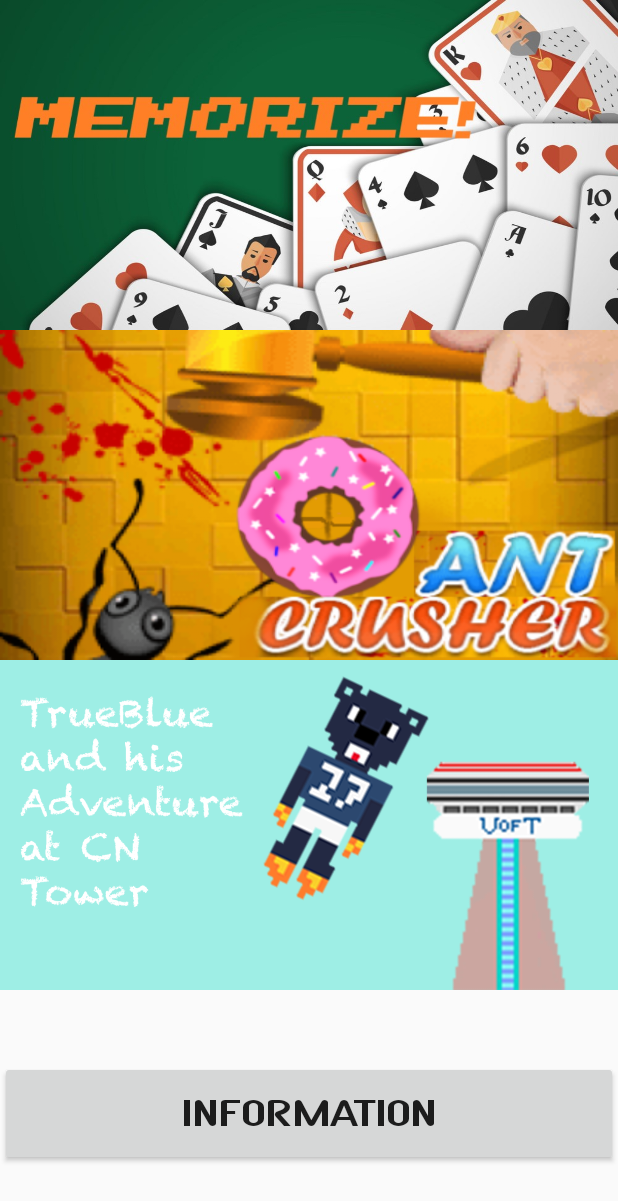
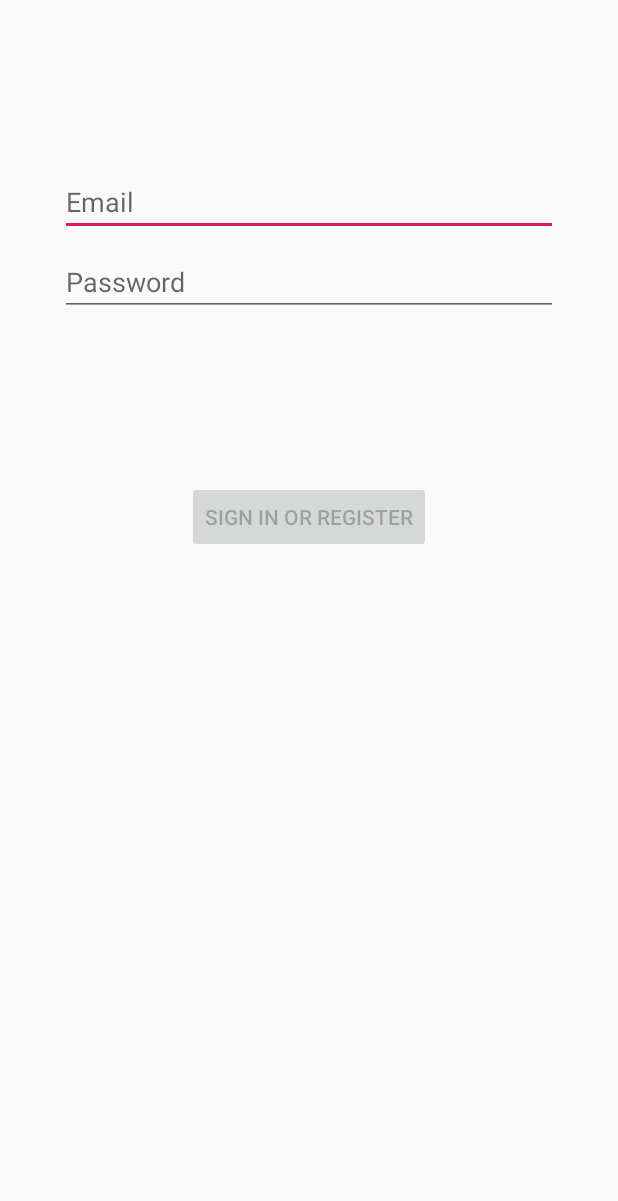
Before and after one commit to DruBhatia/CSC207-final-project, an Android app: the screen it shows after launch (MainActivity), on a phone screen of 412 x 824 dp. Shown: the top 1201 px of the screen. Run offline under Robolectric (Android 15) with nearby library versions, the phone set to English and light mode, and no system bars.

Commit message:
Added the in-built login system available on android studio and connected it to the game home screen activity.

```diff
--- a/phase1/Game/app/build.gradle
+++ b/phase1/Game/app/build.gradle
@@ -24,6 +24,8 @@
     implementation 'androidx.appcompat:appcompat:1.1.0'
     implementation 'androidx.constraintlayout:constraintlayout:1.1.3'
     implementation 'com.google.android.material:material:1.0.0'
+    implementation 'androidx.annotation:annotation:1.0.2'
+    implementation 'androidx.lifecycle:lifecycle-extensions:2.0.0'
     testImplementation 'junit:junit:4.12'
     androidTestImplementation 'androidx.test.ext:junit:1.1.1'
     androidTestImplementation 'androidx.test.espresso:espresso-core:3.2.0'
--- a/phase1/Game/app/src/main/java/com/example/game/Game2OverActivity.java
+++ b/phase1/Game/app/src/main/java/com/example/game/Game2OverActivity.java
@@ -39,7 +39,7 @@
         new View.OnClickListener() {
           @Override
           public void onClick(View v) {
-            Intent intent3 = new Intent(Game2OverActivity.this, MainActivity.class);
+            Intent intent3 = new Intent(Game2OverActivity.this, Main1Activity.class);
             startActivity(intent3);
           }
         });
--- a/phase1/Game/app/src/main/java/com/example/game/GameOverActivity.java
+++ b/phase1/Game/app/src/main/java/com/example/game/GameOverActivity.java
@@ -52,7 +52,7 @@
         new View.OnClickListener() {
           @Override
           public void onClick(View v) {
-            Intent intent3 = new Intent(GameOverActivity.this, MainActivity.class);
+            Intent intent3 = new Intent(GameOverActivity.this, Main1Activity.class);
             startActivity(intent3);
           }
         });
--- a/phase1/Game/app/src/main/java/com/example/game/InformationActivity.java
+++ b/phase1/Game/app/src/main/java/com/example/game/InformationActivity.java
@@ -15,7 +15,7 @@
   }
 
   public void level_Select(View view) {
-    Intent intent1 = new Intent(this, MainActivity.class);
+    Intent intent1 = new Intent(this, Main1Activity.class);
     if (R.id.level_select == view.getId()) startActivity(intent1);
   }
 }
--- a/phase1/Game/app/src/main/java/com/example/game/MainActivity.java
+++ b/phase1/Game/app/src/main/java/com/example/game/Main1Activity.java
@@ -8,7 +8,7 @@
 import android.view.Window;
 import android.view.WindowManager;
 
-public class MainActivity extends AppCompatActivity {
+public class Main1Activity extends AppCompatActivity {
 
   @Override
   protected void onCreate(Bundle savedInstanceState) {
--- /dev/null
+++ b/phase1/Game/app/src/main/java/com/example/game/data/LoginRepository.java
@@ -0,0 +1,54 @@
+package com.example.game.data;
+
+import com.example.game.data.model.LoggedInUser;
+
+/**
+ * Class that requests authentication and user information from the remote data source and
+ * maintains an in-memory cache of login status and user credentials information.
+ */
+public class LoginRepository {
+
+    private static volatile LoginRepository instance;
+
+    private LoginDataSource dataSource;
+
+    // If user credentials will be cached in local storage, it is recommended it be encrypted
+    // @see https://developer.android.com/training/articles/keystore
+    private LoggedInUser user = null;
+
+    // private constructor : singleton access
+    private LoginRepository(LoginDataSource dataSource) {
+        this.dataSource = dataSource;
+    }
+
+    public static LoginRepository getInstance(LoginDataSource dataSource) {
+        if (instance == null) {
+            instance = new LoginRepository(dataSource);
+        }
+        return instance;
+    }
+
+    public boolean isLoggedIn() {
+        return user != null;
+    }
+
+    public void logout() {
+        user = null;
+        dataSource.logout();
+    }
+
+    private void setLoggedInUser(LoggedInUser user) {
+        this.user = user;
+        // If user credentials will be cached in local storage, it is recommended it be encrypted
+        // @see https://developer.android.com/training/articles/keystore
+    }
+
+    public Result<LoggedInUser> login(String username, String password) {
+        // handle login
+        Result<LoggedInUser> result = dataSource.login(username, password);
+        if (result instanceof Result.Success) {
+            setLoggedInUser(((Result.Success<LoggedInUser>) result).getData());
+        }
+        return result;
+    }
+}
--- /dev/null
+++ b/phase1/Game/app/src/main/java/com/example/game/ui/login/LoginViewModel.java
@@ -0,0 +1,70 @@
+package com.example.game.ui.login;
+
+import androidx.lifecycle.LiveData;
+import androidx.lifecycle.MutableLiveData;
+import androidx.lifecycle.ViewModel;
+
+import android.util.Patterns;
+
+import com.example.game.data.LoginRepository;
+import com.example.game.data.Result;
+import com.example.game.data.model.LoggedInUser;
+import com.example.game.R;
+
+public class LoginViewModel extends ViewModel {
+
+    private MutableLiveData<LoginFormState> loginFormState = new MutableLiveData<>();
+    private MutableLiveData<LoginResult> loginResult = new MutableLiveData<>();
+    private LoginRepository loginRepository;
+
+    LoginViewModel(LoginRepository loginRepository) {
+        this.loginRepository = loginRepository;
+    }
+
+    LiveData<LoginFormState> getLoginFormState() {
+        return loginFormState;
+    }
+
+    LiveData<LoginResult> getLoginResult() {
+        return loginResult;
+    }
+
+    public void login(String username, String password) {
+        // can be launched in a separate asynchronous job
+        Result<LoggedInUser> result = loginRepository.login(username, password);
+
+        if (result instanceof Result.Success) {
+            LoggedInUser data = ((Result.Success<LoggedInUser>) result).getData();
+            loginResult.setValue(new LoginResult(new LoggedInUserView(data.getDisplayName())));
+        } else {
+            loginResult.setValue(new LoginResult(R.string.login_failed));
+        }
+    }
+
+    public void loginDataChanged(String username, String password) {
+        if (!isUserNameValid(username)) {
+            loginFormState.setValue(new LoginFormState(R.string.invalid_username, null));
+        } else if (!isPasswordValid(password)) {
+            loginFormState.setValue(new LoginFormState(null, R.string.invalid_password));
+        } else {
+            loginFormState.setValue(new LoginFormState(true));
+        }
+    }
+
+    // A placeholder username validation check
+    private boolean isUserNameValid(String username) {
+        if (username == null) {
+            return false;
+        }
+        if (username.contains("@")) {
+            return Patterns.EMAIL_ADDRESS.matcher(username).matches();
+        } else {
+            return !username.trim().isEmpty();
+        }
+    }
+
+    // A placeholder password validation check
+    private boolean isPasswordValid(String password) {
+        return password != null && password.trim().length() > 5;
+    }
+}
--- /dev/null
+++ b/phase1/Game/app/src/main/java/com/example/game/ui/login/LoginViewModelFactory.java
@@ -0,0 +1,26 @@
+package com.example.game.ui.login;
+
+import androidx.lifecycle.ViewModel;
+import androidx.lifecycle.ViewModelProvider;
+import androidx.annotation.NonNull;
+
+import com.example.game.data.LoginDataSource;
+import com.example.game.data.LoginRepository;
+
+/**
+ * ViewModel provider factory to instantiate LoginViewModel.
+ * Required given LoginViewModel has a non-empty constructor
+ */
+public class LoginViewModelFactory implements ViewModelProvider.Factory {
+
+    @NonNull
+    @Override
+    @SuppressWarnings("unchecked")
+    public <T extends ViewModel> T create(@NonNull Class<T> modelClass) {
+        if (modelClass.isAssignableFrom(LoginViewModel.class)) {
+            return (T) new LoginViewModel(LoginRepository.getInstance(new LoginDataSource()));
+        } else {
+            throw new IllegalArgumentException("Unknown ViewModel class");
+        }
+    }
+}
--- /dev/null
+++ b/phase1/Game/app/src/main/java/com/example/game/ui/login/MainActivity.java
@@ -0,0 +1,138 @@
+package com.example.game.ui.login;
+
+import android.app.Activity;
+
+import androidx.lifecycle.Observer;
+import androidx.lifecycle.ViewModelProviders;
+
+import android.content.Intent;
+import android.os.Bundle;
+
+import androidx.annotation.Nullable;
+import androidx.annotation.StringRes;
+import androidx.appcompat.app.AppCompatActivity;
+
+import android.text.Editable;
+import android.text.TextWatcher;
+import android.view.KeyEvent;
+import android.view.View;
+import android.view.inputmethod.EditorInfo;
+import android.widget.Button;
+import android.widget.EditText;
+import android.widget.ProgressBar;
+import android.widget.TextView;
+import android.widget.Toast;
+
+import com.example.game.Main1Activity;
+import com.example.game.Main3Activity;
+import com.example.game.Main1Activity;
+import com.example.game.R;
+import com.example.game.ui.login.LoginViewModel;
+import com.example.game.ui.login.LoginViewModelFactory;
+
+public class MainActivity extends AppCompatActivity {
+
+    private LoginViewModel loginViewModel;
+
+    @Override
+    public void onCreate(Bundle savedInstanceState) {
+        super.onCreate(savedInstanceState);
+        setContentView(R.layout.activity_login2);
+        loginViewModel = ViewModelProviders.of(this, new LoginViewModelFactory())
+                .get(LoginViewModel.class);
+
+        final EditText usernameEditText = findViewById(R.id.username);
+        final EditText passwordEditText = findViewById(R.id.password);
+        final Button loginButton = findViewById(R.id.login);
+        final ProgressBar loadingProgressBar = findViewById(R.id.loading);
+
+        loginViewModel.getLoginFormState().observe(this, new Observer<LoginFormState>() {
+            @Override
+            public void onChanged(@Nullable LoginFormState loginFormState) {
+                if (loginFormState == null) {
+                    return;
+                }
+                loginButton.setEnabled(loginFormState.isDataValid());
+                if (loginFormState.getUsernameError() != null) {
+                    usernameEditText.setError(getString(loginFormState.getUsernameError()));
+                }
+                if (loginFormState.getPasswordError() != null) {
+                    passwordEditText.setError(getString(loginFormState.getPasswordError()));
+                }
+            }
+        });
+
+        loginViewModel.getLoginResult().observe(this, new Observer<LoginResult>() {
+            @Override
+            public void onChanged(@Nullable LoginResult loginResult) {
+                if (loginResult == null) {
+                    return;
+                }
+                loadingProgressBar.setVisibility(View.GONE);
+                if (loginResult.getError() != null) {
+                    showLoginFailed(loginResult.getError());
+                }
+                if (loginResult.getSuccess() != null) {
+                    updateUiWithUser(loginResult.getSuccess());
+                }
+                setResult(Activity.RESULT_OK);
+
+                //Complete and destroy login activity once successful
+                finish();
+            }
+        });
+
+        TextWatcher afterTextChangedListener = new TextWatcher() {
+            @Override
+            public void beforeTextChanged(CharSequence s, int start, int count, int after) {
+                // ignore
+            }
+
+            @Override
+            public void onTextChanged(CharSequence s, int start, int before, int count) {
+                // ignore
+            }
+
+            @Override
+            public void afterTextChanged(Editable s) {
+                loginViewModel.loginDataChanged(usernameEditText.getText().toString(),
+                        passwordEditText.getText().toString());
+            }
+        };
+        usernameEditText.addTextChangedListener(afterTextChangedListener);
+        passwordEditText.addTextChangedListener(afterTextChangedListener);
+        passwordEditText.setOnEditorActionListener(new TextView.OnEditorActionListener() {
+
+            @Override
+            public boolean onEditorAction(TextView v, int actionId, KeyEvent event) {
+                if (actionId == EditorInfo.IME_ACTION_DONE) {
+                    loginViewModel.login(usernameEditText.getText().toString(),
+                            passwordEditText.getText().toString());
+                }
+                return false;
+            }
+        });
+
+        loginButton.setOnClickListener(new View.OnClickListener() {
+            @Override
+            public void onClick(View v) {
+                loadingProgressBar.setVisibility(View.VISIBLE);
+                loginViewModel.login(usernameEditText.getText().toString(),
+                        passwordEditText.getText().toString());
+                Intent intent = new Intent(MainActivity.this, Main1Activity.class);
+                startActivity(intent);
+
+            }
+        });
+    }
+
+    private void updateUiWithUser(LoggedInUserView model) {
+        String welcome = getString(R.string.welcome) + model.getDisplayName();
+        // TODO : initiate successful logged in experience
+        Toast.makeText(getApplicationContext(), welcome, Toast.LENGTH_LONG).show();
+    }
+
+    private void showLoginFailed(@StringRes Integer errorString) {
+        Toast.makeText(getApplicationContext(), errorString, Toast.LENGTH_SHORT).show();
+    }
+}
--- /dev/null
+++ b/phase1/Game/app/src/main/res/layout/activity_login2.xml
@@ -0,0 +1,78 @@
+<?xml version="1.0" encoding="utf-8"?>
+<androidx.constraintlayout.widget.ConstraintLayout xmlns:android="http://schemas.android.com/apk/res/android"
+    xmlns:app="http://schemas.android.com/apk/res-auto"
+    xmlns:tools="http://schemas.android.com/tools"
+    android:id="@+id/container"
+    android:layout_width="match_parent"
+    android:layout_height="match_parent"
+    android:paddingLeft="@dimen/activity_horizontal_margin"
+    android:paddingTop="@dimen/activity_vertical_margin"
+    android:paddingRight="@dimen/activity_horizontal_margin"
+    android:paddingBottom="@dimen/activity_vertical_margin"
+    tools:context=".ui.login.MainActivity">
+
+    <EditText
+        android:id="@+id/username"
+        android:layout_width="0dp"
+        android:layout_height="wrap_content"
+        android:layout_marginStart="24dp"
+        android:layout_marginTop="96dp"
+        android:layout_marginEnd="24dp"
+        android:autofillHints="@string/prompt_email"
+        android:hint="@string/prompt_email"
+        android:inputType="textEmailAddress"
+        android:selectAllOnFocus="true"
+        app:layout_constraintEnd_toEndOf="parent"
+        app:layout_constraintStart_toStartOf="parent"
+        app:layout_constraintTop_toTopOf="parent" />
+
+    <EditText
+        android:id="@+id/password"
+        android:layout_width="0dp"
+        android:layout_height="wrap_content"
+        android:layout_marginStart="24dp"
+        android:layout_marginTop="8dp"
+        android:layout_marginEnd="24dp"
+        android:autofillHints="@string/prompt_password"
+        android:hint="@string/prompt_password"
+        android:imeActionLabel="@string/action_sign_in_short"
+        android:imeOptions="actionDone"
+        android:inputType="textPassword"
+        android:selectAllOnFocus="true"
+        app:layout_constraintEnd_toEndOf="parent"
+        app:layout_constraintStart_toStartOf="parent"
+        app:layout_constraintTop_toBottomOf="@+id/username" />
+
+    <Button
+        android:id="@+id/login"
+        android:layout_width="wrap_content"
+        android:layout_height="wrap_content"
+        android:layout_gravity="start"
+        android:layout_marginStart="48dp"
+        android:layout_marginTop="16dp"
+        android:layout_marginEnd="48dp"
+        android:layout_marginBottom="64dp"
+        android:enabled="false"
+        android:text="@string/action_sign_in"
+        app:layout_constraintBottom_toBottomOf="parent"
+        app:layout_constraintEnd_toEndOf="parent"
+        app:layout_constraintStart_toStartOf="parent"
+        app:layout_constraintTop_toBottomOf="@+id/password"
+        app:layout_constraintVertical_bias="0.2" />
+
+    <ProgressBar
+        android:id="@+id/loading"
+        android:layout_width="wrap_content"
+        android:layout_height="wrap_content"
+        android:layout_gravity="center"
+        android:layout_marginStart="32dp"
+        android:layout_marginTop="64dp"
+        android:layout_marginEnd="32dp"
+        android:layout_marginBottom="64dp"
+        android:visibility="gone"
+        app:layout_constraintBottom_toBottomOf="parent"
+        app:layout_constraintEnd_toEndOf="@+id/password"
+        app:layout_constraintStart_toStartOf="@+id/password"
+        app:layout_constraintTop_toTopOf="parent"
+        app:layout_constraintVertical_bias="0.3" />
+</androidx.constraintlayout.widget.ConstraintLayout>
--- /dev/null
+++ b/phase1/Game/app/src/main/res/values/dimens.xml
@@ -0,0 +1,5 @@
+<resources>
+    <!-- Default screen margins, per the Android Design guidelines. -->
+    <dimen name="activity_horizontal_margin">16dp</dimen>
+    <dimen name="activity_vertical_margin">16dp</dimen>
+</resources>
--- a/phase1/Game/app/src/main/res/values/strings.xml
+++ b/phase1/Game/app/src/main/res/values/strings.xml
@@ -8,4 +8,13 @@
     <string name="antimage"></string>
     <string name="ANTTEXT">ANT CRUSHER</string>
     <string name="ANTHIGHSCORE">HIGH SCORE</string>
+    <string name="title_activity_login">Sign in</string>
+    <string name="prompt_email">Email</string>
+    <string name="prompt_password">Password</string>
+    <string name="action_sign_in">Sign in or register</string>
+    <string name="action_sign_in_short">Sign in</string>
+    <string name="welcome">"Welcome !"</string>
+    <string name="invalid_username">Not a valid username</string>
+    <string name="invalid_password">Password must be >5 characters</string>
+    <string name="login_failed">"Login failed"</string>
 </resources>
```
Also changed, not shown: phase1/Game/app/src/main/AndroidManifest.xml (+5 -2 lines), phase1/Game/app/src/main/java/com/example/game/data/LoginDataSource.java (added, +29 -0 lines), phase1/Game/app/src/main/java/com/example/game/data/Result.java (added, +48 -0 lines), phase1/Game/app/src/main/java/com/example/game/data/model/LoggedInUser.java (added, +23 -0 lines), phase1/Game/app/src/main/java/com/example/game/ui/login/LoggedInUserView.java (added, +17 -0 lines), phase1/Game/app/src/main/java/com/example/game/ui/login/LoginFormState.java (added, +40 -0 lines), phase1/Game/app/src/main/java/com/example/game/ui/login/LoginResult.java (added, +31 -0 lines), 1 other file.
